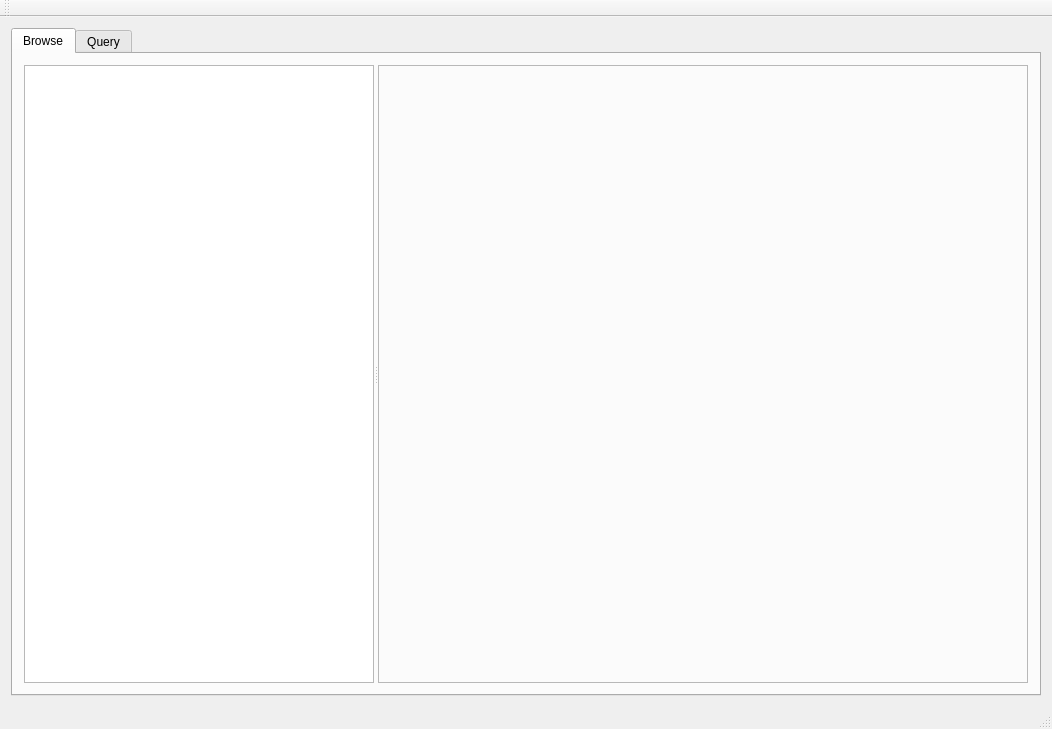
First picture: the form in ui/ui.ui, repository mandiant/flare-wmi, before the edit.
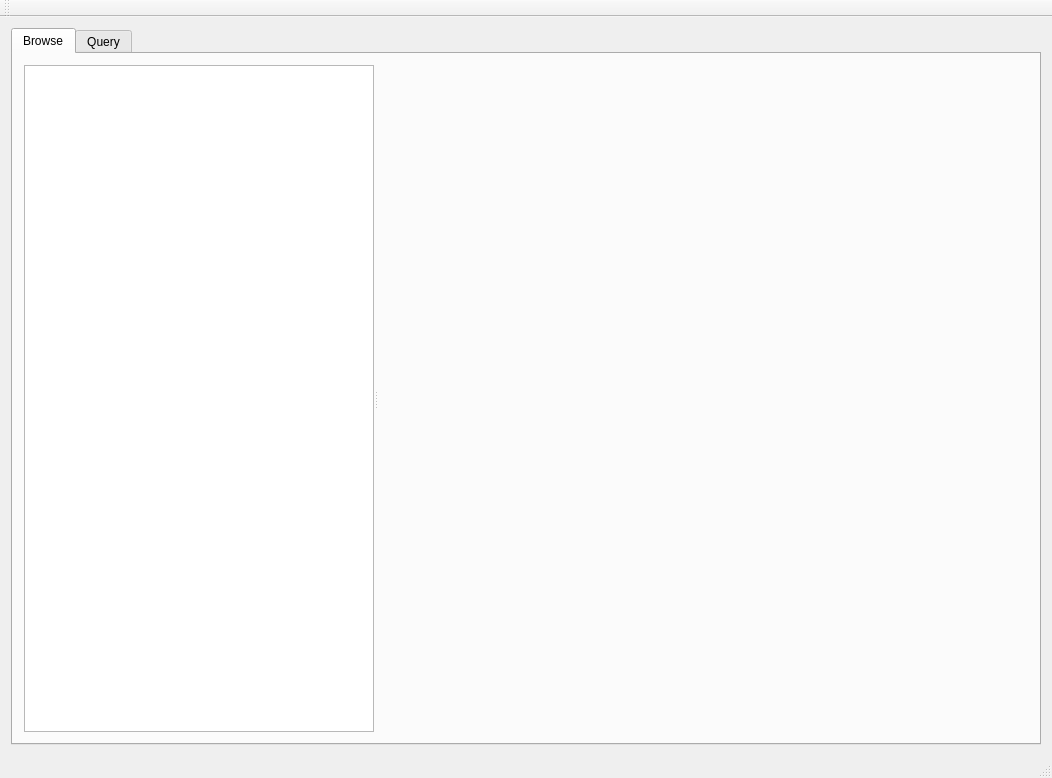
Second picture: the form after the edit.

Commit message: ui: initial vstruct view working with LogicalDataPageItemView

Patch:
```diff
--- a/ui/ui.ui
+++ b/ui/ui.ui
@@ -7,7 +7,7 @@
     <x>0</x>
     <y>0</y>
     <width>1046</width>
-    <height>729</height>
+    <height>778</height>
    </rect>
   </property>
   <property name="windowTitle">
@@ -38,19 +38,13 @@
             </size>
            </property>
           </widget>
-          <widget class="QFrame" name="browseDetails">
+          <widget class="QWidget" name="browseDetails" native="true">
            <property name="minimumSize">
             <size>
              <width>650</width>
-             <height>0</height>
+             <height>650</height>
             </size>
            </property>
-           <property name="frameShape">
-            <enum>QFrame::StyledPanel</enum>
-           </property>
-           <property name="frameShadow">
-            <enum>QFrame::Raised</enum>
-           </property>
            <layout class="QVBoxLayout" name="verticalLayout_5">
             <item>
              <layout class="QVBoxLayout" name="browseDetailsLayout"/>
```
The commit also changes 7 other files.
